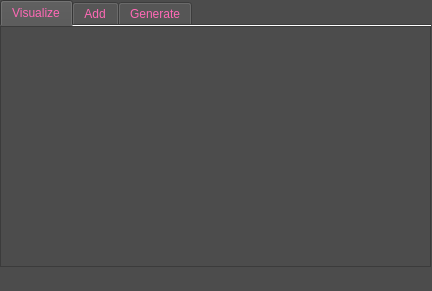
Before: the Qt Designer form windows/ui/Menu_Window.ui in Gugarauj07/Password_Manager, drawn with Qt 5.
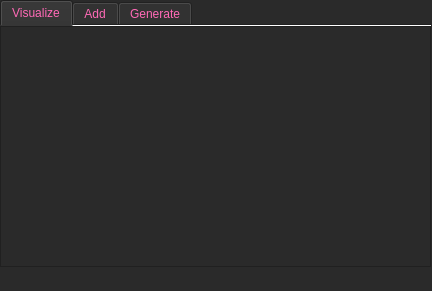
After: the same form once the commit is applied. The open tabs and pages were chosen to show the change.

The edit to the form file:
```diff
--- a/windows/ui/Menu_Window.ui
+++ b/windows/ui/Menu_Window.ui
@@ -14,7 +14,7 @@
    <string>MainWindow</string>
   </property>
   <property name="styleSheet">
-   <string notr="true">background-color: rgb(76, 76, 76);
+   <string notr="true">background-color: rgb(42, 42, 42);
 color: rgb(255, 105, 182);</string>
   </property>
   <widget class="QWidget" name="centralwidget">
```
Left out of the diff: 14 changed lines with no effect on the pictures.
